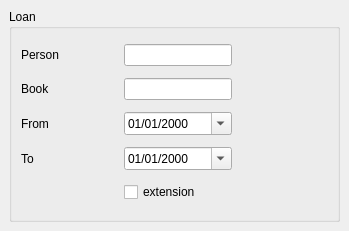
tizianolattisi/pypapi, file src/com/axiastudio/pypapi/demo/forms/loan.ui: the form before one commit.
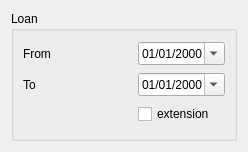
The form after the commit. Custom widgets are drawn as their Qt base class.

Commit message:
issue #6 solved: Dialog extends QDialog implements IForm
The relation's detail of a row in a table view is now presented by a Dialog object.

```diff
--- a/src/com/axiastudio/pypapi/demo/forms/loan.ui
+++ b/src/com/axiastudio/pypapi/demo/forms/loan.ui
@@ -1,19 +1,18 @@
 <?xml version="1.0" encoding="UTF-8"?>
 <ui version="4.0">
- <class>MainWindow</class>
- <widget class="QMainWindow" name="MainWindow">
+ <class>Dialog</class>
+ <widget class="QDialog" name="Dialog">
   <property name="geometry">
    <rect>
     <x>0</x>
     <y>0</y>
-    <width>349</width>
-    <height>231</height>
+    <width>248</width>
+    <height>152</height>
    </rect>
   </property>
   <property name="windowTitle">
    <string>Loan</string>
   </property>
-  <widget class="QWidget" name="centralwidget">
    <layout class="QVBoxLayout" name="verticalLayout">
     <item>
      <widget class="QGroupBox" name="groupBox">
@@ -22,47 +21,13 @@
       </property>
       <layout class="QGridLayout" name="gridLayout">
        <item row="0" column="0">
-        <widget class="QLabel" name="label">
-         <property name="text">
-          <string>Person</string>
-         </property>
-        </widget>
-       </item>
-       <item row="0" column="1">
-        <widget class="com.axiastudio.pypapi.ui.widgets.PyPaPiEntityPicker" name="lineEdit">
-         <property name="column" stdset="0">
-          <string>Person</string>
-         </property>
-         <property name="lookup" stdset="0">
-          <string>name</string>
-         </property>
-        </widget>
-       </item>
-       <item row="1" column="0">
-        <widget class="QLabel" name="label_2">
-         <property name="text">
-          <string>Book</string>
-         </property>
-        </widget>
-       </item>
-       <item row="1" column="1">
-        <widget class="com.axiastudio.pypapi.ui.widgets.PyPaPiEntityPicker" name="lineEdit_2">
-         <property name="column" stdset="0">
-          <string>Book</string>
-         </property>
-         <property name="lookup" stdset="0">
-          <string>title</string>
-         </property>
-        </widget>
-       </item>
-       <item row="2" column="0">
         <widget class="QLabel" name="label_3">
          <property name="text">
           <string>From</string>
          </property>
         </widget>
        </item>
-       <item row="2" column="1">
+      <item row="0" column="1">
         <widget class="com.axiastudio.pypapi.ui.widgets.PyPaPiDateEdit" name="dateEdit">
          <property name="displayFormat">
           <string>dd/MM/yyyy</string>
@@ -75,27 +40,14 @@
          </property>
         </widget>
        </item>
-       <item row="2" column="2">
-        <spacer name="horizontalSpacer">
-         <property name="orientation">
-          <enum>Qt::Horizontal</enum>
-         </property>
-         <property name="sizeHint" stdset="0">
-          <size>
-           <width>84</width>
-           <height>20</height>
-          </size>
-         </property>
-        </spacer>
-       </item>
-       <item row="3" column="0">
+      <item row="1" column="0">
         <widget class="QLabel" name="label_4">
          <property name="text">
           <string>To</string>
          </property>
         </widget>
        </item>
-       <item row="3" column="1">
+      <item row="1" column="1">
         <widget class="com.axiastudio.pypapi.ui.widgets.PyPaPiDateEdit" name="dateEdit_2">
          <property name="displayFormat">
           <string>dd/MM/yyyy</string>
@@ -108,20 +60,7 @@
          </property>
         </widget>
        </item>
-       <item row="3" column="2">
-        <spacer name="horizontalSpacer_2">
-         <property name="orientation">
-          <enum>Qt::Horizontal</enum>
-         </property>
-         <property name="sizeHint" stdset="0">
-          <size>
-           <width>84</width>
-           <height>20</height>
-          </size>
-         </property>
-        </spacer>
-       </item>
-       <item row="4" column="0">
+      <item row="2" column="0">
         <spacer name="horizontalSpacer_3">
          <property name="orientation">
           <enum>Qt::Horizontal</enum>
@@ -134,7 +73,7 @@
          </property>
         </spacer>
        </item>
-       <item row="4" column="1">
+      <item row="2" column="1">
         <widget class="QCheckBox" name="checkBox">
          <property name="text">
           <string>extension</string>
@@ -149,18 +88,12 @@
     </item>
    </layout>
   </widget>
- </widget>
  <customwidgets>
   <customwidget>
    <class>com.axiastudio.pypapi.ui.widgets.PyPaPiDateEdit</class>
    <extends>QDateEdit</extends>
    <header>pypapidateedit.h</header>
   </customwidget>
-  <customwidget>
-   <class>com.axiastudio.pypapi.ui.widgets.PyPaPiEntityPicker</class>
-   <extends>QLineEdit</extends>
-   <header>pypapientitypicker.h</header>
-  </customwidget>
  </customwidgets>
  <resources/>
  <connections/>
```
Left out of the diff: 2 changed lines with no effect on the pictures. Lines whose indentation alone changed are shown as unchanged. The commit also changes 9 other files.
